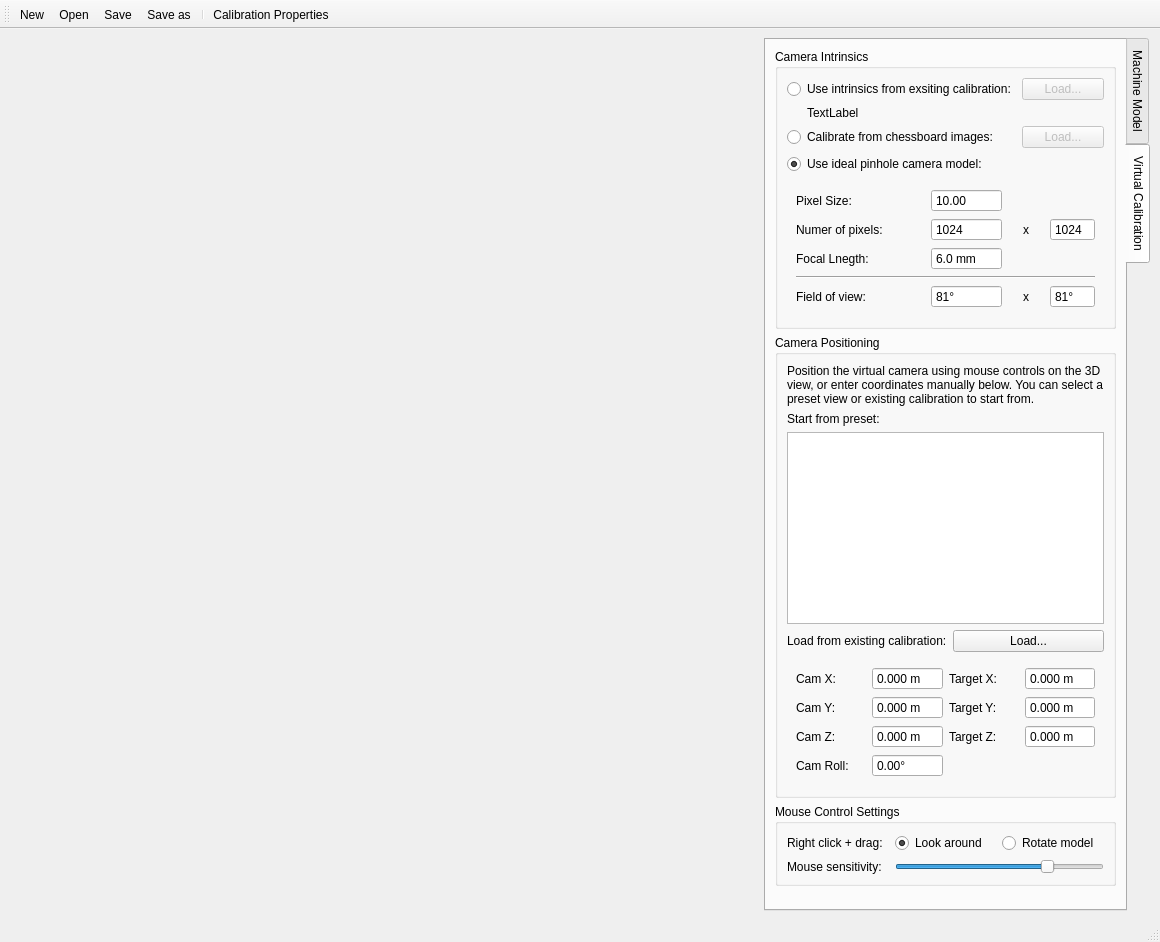
This is calcam/gui/qt_designer_files/virtual_calib_editor.ui in euratom-software/calcam as Qt 5 draws it before an edit. The edited form follows.
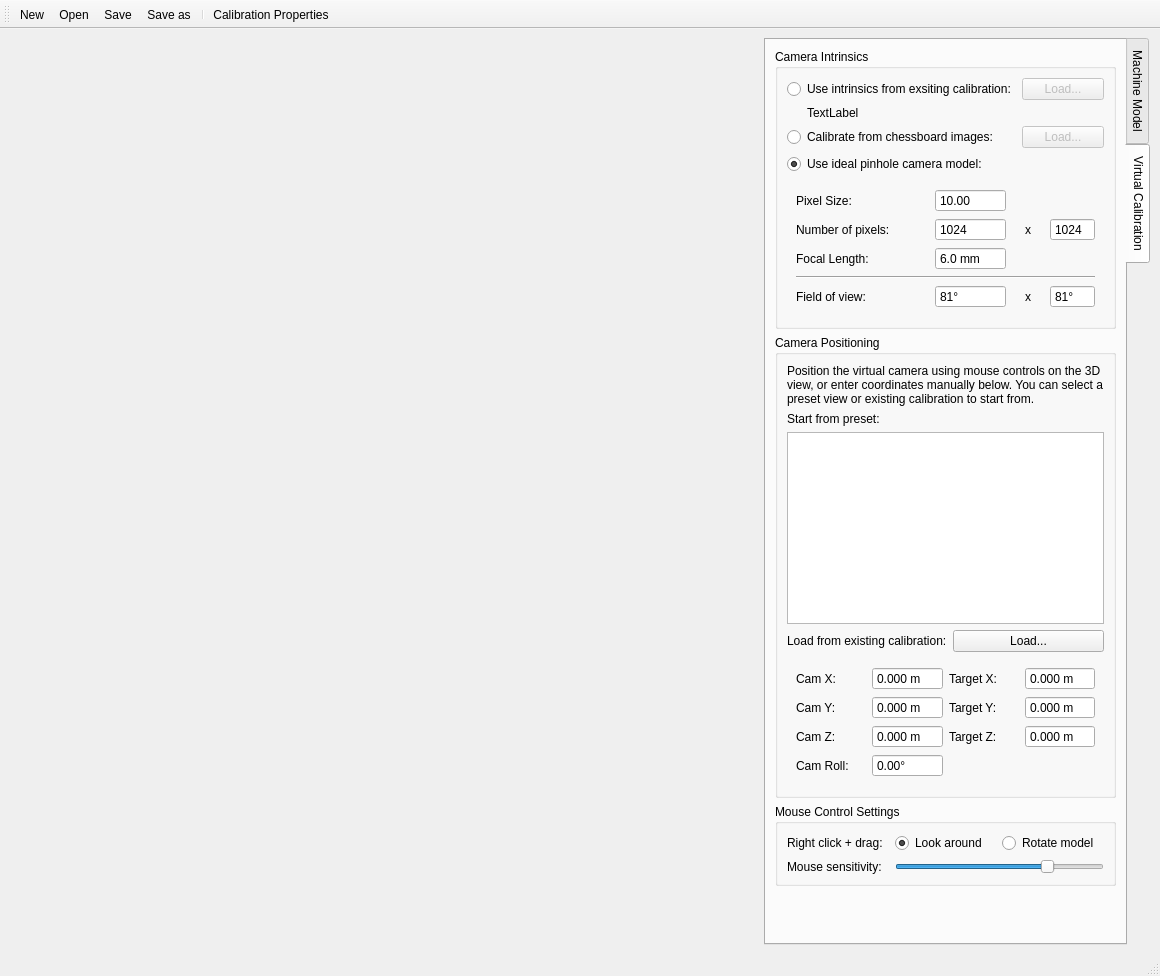
This is the edited form. The open tabs and pages were chosen to show the change.

```diff
--- a/calcam/gui/qt_designer_files/virtual_calib_editor.ui
+++ b/calcam/gui/qt_designer_files/virtual_calib_editor.ui
@@ -7,7 +7,7 @@
     <x>0</x>
     <y>0</y>
     <width>1160</width>
-    <height>778</height>
+    <height>976</height>
    </rect>
   </property>
   <property name="sizePolicy">
@@ -228,7 +228,7 @@
               <item row="1" column="0">
                <widget class="QLabel" name="label_2">
                 <property name="text">
-                 <string>Numer of pixels:</string>
+                 <string>Number of pixels:</string>
                 </property>
                </widget>
               </item>
@@ -264,7 +264,7 @@
               <item row="2" column="0">
                <widget class="QLabel" name="label_3">
                 <property name="text">
-                 <string>Focal Lnegth:</string>
+                 <string>Focal Length:</string>
                 </property>
                </widget>
               </item>
```
